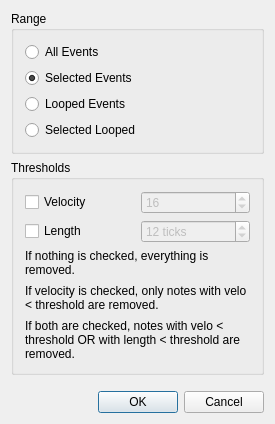
This is muse3/muse/widgets/function_dialogs/removebase.ui in emrum/muse as Qt 5 draws it before an edit. The edited form follows.
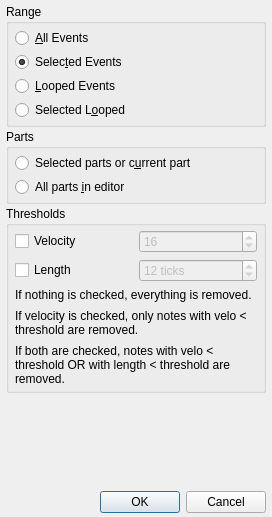
This is the edited form.

```diff
--- a/muse3/muse/widgets/function_dialogs/removebase.ui
+++ b/muse3/muse/widgets/function_dialogs/removebase.ui
@@ -9,8 +9,8 @@
    <rect>
     <x>0</x>
     <y>0</y>
-    <width>275</width>
-    <height>424</height>
+    <width>272</width>
+    <height>517</height>
    </rect>
   </property>
   <property name="windowTitle">
@@ -18,10 +18,19 @@
   </property>
   <layout class="QVBoxLayout" name="verticalLayout_2">
    <property name="spacing">
+    <number>2</number>
+   </property>
+   <property name="leftMargin">
     <number>6</number>
    </property>
-   <property name="margin">
-    <number>11</number>
+   <property name="topMargin">
+    <number>4</number>
+   </property>
+   <property name="rightMargin">
+    <number>6</number>
+   </property>
+   <property name="bottomMargin">
+    <number>4</number>
    </property>
    <item>
     <widget class="QGroupBox" name="rangeBox">
@@ -30,22 +39,31 @@
      </property>
      <layout class="QVBoxLayout" name="verticalLayout">
       <property name="spacing">
+       <number>4</number>
+      </property>
+      <property name="leftMargin">
        <number>6</number>
       </property>
-      <property name="margin">
-       <number>11</number>
+      <property name="topMargin">
+       <number>4</number>
+      </property>
+      <property name="rightMargin">
+       <number>6</number>
+      </property>
+      <property name="bottomMargin">
+       <number>4</number>
       </property>
       <item>
        <widget class="QRadioButton" name="all_events_button">
         <property name="text">
-         <string>All Events</string>
+         <string>&amp;All Events</string>
         </property>
        </widget>
       </item>
       <item>
        <widget class="QRadioButton" name="selected_events_button">
         <property name="text">
-         <string>Selected Events</string>
+         <string>Selec&amp;ted Events</string>
         </property>
         <property name="checked">
          <bool>true</bool>
@@ -55,14 +73,52 @@
       <item>
        <widget class="QRadioButton" name="looped_events_button">
         <property name="text">
-         <string>Looped Events</string>
+         <string>&amp;Looped Events</string>
         </property>
        </widget>
       </item>
       <item>
        <widget class="QRadioButton" name="selected_looped_button">
         <property name="text">
-         <string>Selected Looped</string>
+         <string>Selected L&amp;ooped</string>
+        </property>
+       </widget>
+      </item>
+     </layout>
+    </widget>
+   </item>
+   <item>
+    <widget class="QGroupBox" name="partsBox">
+     <property name="title">
+      <string>Parts</string>
+     </property>
+     <layout class="QVBoxLayout" name="verticalLayout_3">
+      <property name="spacing">
+       <number>4</number>
+      </property>
+      <property name="leftMargin">
+       <number>6</number>
+      </property>
+      <property name="topMargin">
+       <number>4</number>
+      </property>
+      <property name="rightMargin">
+       <number>6</number>
+      </property>
+      <property name="bottomMargin">
+       <number>4</number>
+      </property>
+      <item>
+       <widget class="QRadioButton" name="not_all_parts_button">
+        <property name="text">
+         <string>Selected parts or c&amp;urrent part</string>
+        </property>
+       </widget>
+      </item>
+      <item>
+       <widget class="QRadioButton" name="all_parts_button">
+        <property name="text">
+         <string>All parts &amp;in editor</string>
         </property>
        </widget>
       </item>
@@ -81,8 +137,17 @@
       <bool>false</bool>
      </property>
      <layout class="QGridLayout" name="gridLayout">
-      <property name="margin">
-       <number>11</number>
+      <property name="leftMargin">
+       <number>6</number>
+      </property>
+      <property name="topMargin">
+       <number>4</number>
+      </property>
+      <property name="rightMargin">
+       <number>6</number>
+      </property>
+      <property name="bottomMargin">
+       <number>4</number>
       </property>
       <property name="spacing">
        <number>6</number>
@@ -178,7 +243,7 @@
      <property name="sizeHint" stdset="0">
       <size>
        <width>20</width>
-       <height>40</height>
+       <height>10</height>
       </size>
      </property>
     </spacer>
```
